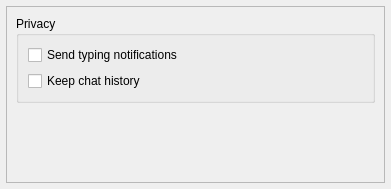
The window that src/modules/im/src/widget/form/settings/privacysettings.ui (okstar-org/ok-msg-desktop) describes before a commit, drawn with Qt 5.
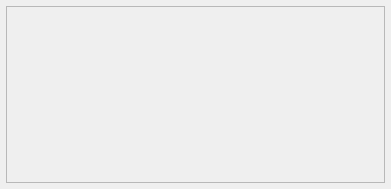
The same window after the commit. Custom widgets are drawn as their Qt base class.

```diff
--- a/src/modules/im/src/widget/form/settings/privacysettings.ui
+++ b/src/modules/im/src/widget/form/settings/privacysettings.ui
@@ -53,48 +53,6 @@
        </rect>
       </property>
       <layout class="QVBoxLayout" name="verticalLayout_3">
-       <item>
-        <widget class="QGroupBox" name="verticalGroupBox">
-         <property name="title">
-          <string>Privacy</string>
-         </property>
-         <layout class="QVBoxLayout" name="verticalLayout_2">
-          <item>
-           <widget class="QCheckBox" name="cbTypingNotification">
-               <property name="sizePolicy">
-                   <sizepolicy hsizetype="Preferred" vsizetype="Fixed">
-                       <horstretch>0</horstretch>
-                       <verstretch>0</verstretch>
-                   </sizepolicy>
-               </property>
-            <property name="toolTip">
-             <string comment="tooltip for typing notifications setting">Your friends will be able to see when you are typing.</string>
-            </property>
-            <property name="text">
-             <string>Send typing notifications</string>
-            </property>
-           </widget>
-          </item>
-          <item>
-           <widget class="QCheckBox" name="cbKeepHistory">
-               <property name="sizePolicy">
-                   <sizepolicy hsizetype="Preferred" vsizetype="Fixed">
-                       <horstretch>0</horstretch>
-                       <verstretch>0</verstretch>
-                   </sizepolicy>
-               </property>
-            <property name="toolTip">
-             <string comment="toolTip for Keep History setting">Chat history keeping is still in development.
-Save format changes are possible, which may result in data loss.</string>
-            </property>
-            <property name="text">
-             <string>Keep chat history</string>
-            </property>
-           </widget>
-          </item>
-         </layout>
-        </widget>
-       </item>
        <item>
         <spacer name="verticalSpacer">
          <property name="orientation">
```
Left out of the diff: 8 changed lines with no effect on the pictures.
